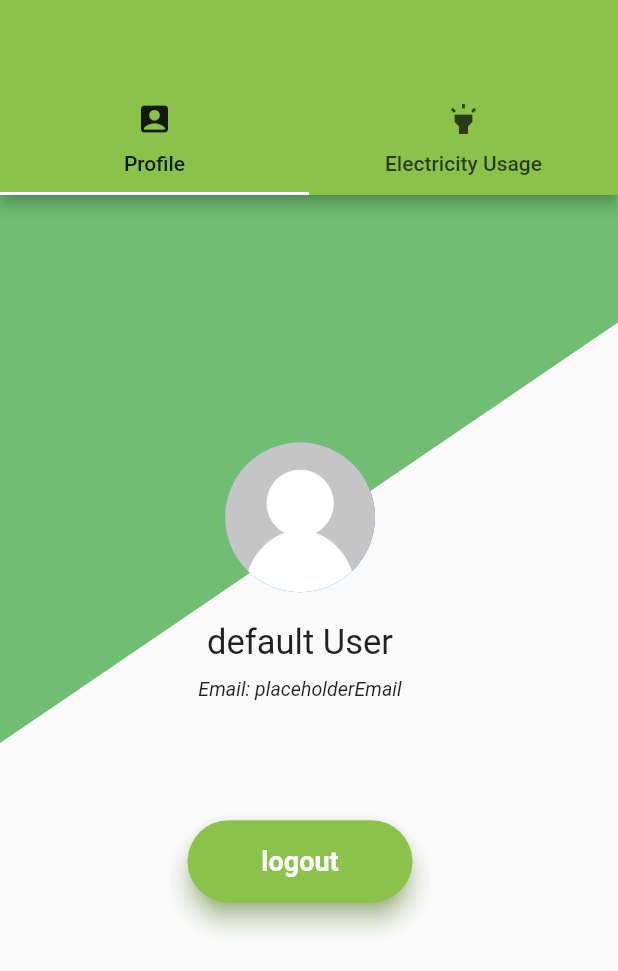
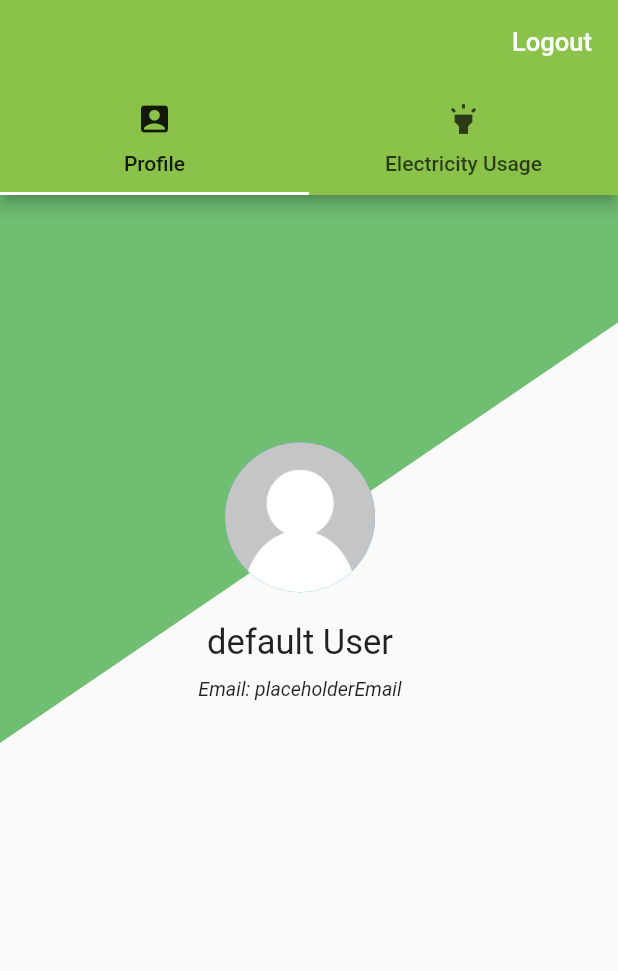
Before and after one commit to mcmalloy/ecoscope_app, a Flutter app: the MenuTabs screen opened directly, on a phone screen of 412 x 824 dp. Shown: the top 971 px of the screen. Run offline on Flutter 3.47's test engine with Material 2 defaults, Android fonts, the phone set to English and light mode, and no system bars; our stand-ins replace firebase_auth, firebase_database, pie_chart; accounts and stored records are empty.

Commit message:
improved login system with the menu tabs

```diff
--- a/lib/models/MenuTabs.dart
+++ b/lib/models/MenuTabs.dart
@@ -1,20 +1,37 @@
 import 'package:flutter/material.dart';
-
-//next level
 import 'package:ecoscope_app/pages/ProfileTab.dart';
 import 'package:ecoscope_app/pages/ElectricityMonitoringTab.dart';
-class MenuTabs extends StatelessWidget {
+import 'package:ecoscope_app/services/authentication.dart';
+import 'package:firebase_database/firebase_database.dart';
+
+class MenuTabs extends StatefulWidget {
+  MenuTabs({Key key, this.auth, this.userId, this.onSignedOut})
+      : super(key: key);
+
+  final BaseAuth auth;
+  final VoidCallback onSignedOut;
+  final String userId;
+  @override
+  State createState() => new MenuTabsState();
+}
+
+class MenuTabsState extends State<MenuTabs>{
+
   @override
   Widget build(BuildContext context) {
     return new DefaultTabController(
-        length: 2,
-        child: Scaffold(
+      length: 2,
+      child: Scaffold(
           appBar: AppBar(
             // This removes the back button so that you can only reach the login page by logging out.
             actions: <Widget>[
               new IconButton(
                 icon: new Icon(null),
               ),
+              new FlatButton(
+                  child: new Text('Logout',
+                      style: new TextStyle(fontSize: 17.0, color: Colors.white)),
+                  onPressed: _signOut)
             ],
             leading: new Container(),
             bottom: TabBar(
@@ -27,11 +44,34 @@ class MenuTabs extends StatelessWidget {
 
           body: new TabBarView(
             children:<Widget>[ // Each child is the content for each of the 3 tabs.
-              new ProfilTab(),
+              new ProfileTab(),
               new ElectricityMonitoringTab(),
             ],
           )),
 
-        );
+    );
+  }
+
+  @override
+  Widget LogoutButton(BuildContext context) {
+    return new Scaffold(
+        appBar: new AppBar(
+          title: new Text('Flutter login demo'),
+          actions: <Widget>[
+            new FlatButton(
+                child: new Text('Logout',
+                    style: new TextStyle(fontSize: 17.0, color: Colors.white)),
+                onPressed: _signOut)
+          ],
+        ),
+    );
+  }
+  _signOut() async {
+    try {
+      await widget.auth.signOut();
+      widget.onSignedOut();
+    } catch (e) {
+      print(e);
+    }
   }
 }
--- a/lib/pages/ElectricityMonitoringTab.dart
+++ b/lib/pages/ElectricityMonitoringTab.dart
@@ -12,9 +12,8 @@ class MonitorTab extends State<ElectricityMonitoringTab> {
   Widget build(BuildContext context) {
     Map<String, double> dataMap = new Map();
     dataMap.putIfAbsent("Desktop PC", () => 5);
-    dataMap.putIfAbsent("Kitchen/Appliances", () => 3);
-    dataMap.putIfAbsent("Television/Entertainment", () => 2);
-    dataMap.putIfAbsent("Not farming Marijuana", () => 2);
+    dataMap.putIfAbsent("Appliances", () => 3);
+    dataMap.putIfAbsent("Entertainment", () => 2);
     // TODO: implement build
     return PieChart(dataMap: dataMap,
       legendFontColor: Colors.blueGrey[900],
--- a/lib/pages/ProfileTab.dart
+++ b/lib/pages/ProfileTab.dart
@@ -2,24 +2,21 @@ import 'package:flutter/material.dart';
 import 'package:ecoscope_app/pages/login_page.dart';
 import 'package:ecoscope_app/services/authentication.dart';
 
-class ProfilTab extends StatefulWidget {
+class ProfileTab extends StatefulWidget {
+  ProfileTab({Key key, this.auth, this.userId, this.onSignedOut})
+      : super(key: key);
+
   final BaseAuth auth;
-
-  const ProfilTab({Key key, this.auth}) : super(key: key);
+  final VoidCallback onSignedOut;
+  final String userId;
   @override
-  State createState() => new ProfileTabst();
+  State createState() => new ProfileTabstate();
 }
 
-
-
-class ProfileTabst extends State<ProfilTab> with SingleTickerProviderStateMixin {
-
-
-
+class ProfileTabstate extends State<ProfileTab>{
   @override
   Widget build(BuildContext context) {
     // TODO: implement build
-
     return new Stack(
       children: <Widget>[
         ClipPath(
@@ -68,38 +65,10 @@ class ProfileTabst extends State<ProfilTab> with SingleTickerProviderStateMixin
                 SizedBox(
                   height: 40.0,
                 ),
-                Container(
-                  height: 55,
-                  width: 150,
-                  child: Material(
-                    borderRadius: BorderRadius.circular(30.0),
-                    shadowColor: Colors.lightGreen,
-                    color: Colors.lightGreen,
-                    elevation: 6.2,
-                    child: GestureDetector(
-                      onTap: () {
-                        // TODO: Make user sign out. First needs to inherit user data from firebase DB
-                      },
-                      child: Center(
-                        child: Text(
-                          'logout',
-                          style: TextStyle(color: Colors.white, fontSize: 18, fontWeight: FontWeight.bold),
-                        ),
-                      ),
-                    ),
-                  ),
-                ),
               ],
             ))
       ],
     );
-  }
-  _signOut() async {
-    try {
-      await widget.auth.signOut();
-    } catch (e) {
-      print(e);
-    }
   }
 }
 
--- a/lib/pages/home_page.dart
+++ b/lib/pages/home_page.dart
@@ -11,7 +11,6 @@ class HomePage extends StatefulWidget {
   final BaseAuth auth;
   final VoidCallback onSignedOut;
   final String userId;
-
   @override
   State<StatefulWidget> createState() => new _HomePageState();
 }
--- a/lib/pages/root_page.dart
+++ b/lib/pages/root_page.dart
@@ -85,7 +85,11 @@ class _RootPageState extends State<RootPage> {
 //            auth: widget.auth,
 //            onSignedOut: _onSignedOut,
 //          );
-        return new MenuTabs();
+        return new MenuTabs(
+            userId: _userId,
+            auth: widget.auth,
+            onSignedOut: _onSignedOut,
+        );
         } else return _buildWaitingScreen();
         break;
       default:
```
